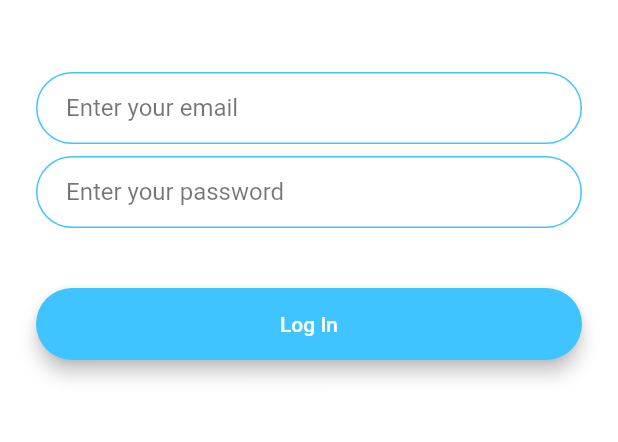
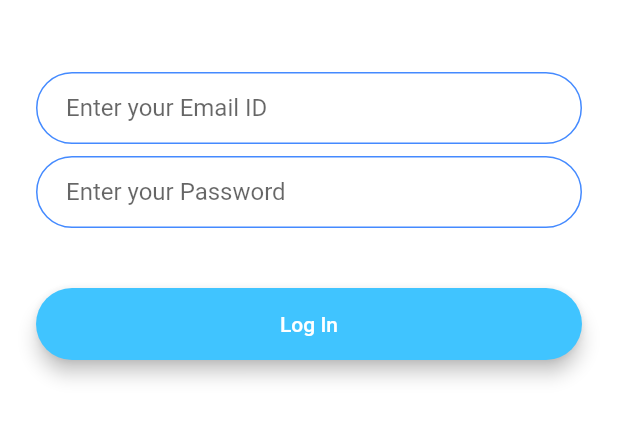
Before and after one commit to manvendrasingh09/Codes, a Flutter app: the screen it shows after launch, after a tap on "Log In", on a phone screen of 412 x 824 dp, the part 576-1018 px from its top. Run offline on Flutter 3.47's test engine with Material 2 defaults, Android fonts, the phone set to English and light mode, and no system bars; our stand-ins replace animated_text_kit, audioplayers, flutter_spinkit, font_awesome_flutter, geolocator, rflutter_alert.

Commit message:
using Android Studio

```diff
--- /dev/null
+++ b/AppDev/flash_chat/lib/components/rounded_button.dart
@@ -0,0 +1,34 @@
+import 'package:flutter/material.dart';
+
+class RoundedButton extends StatelessWidget {
+  const RoundedButton({
+    Key? key,
+    this.colour,
+    this.title,
+    required this.onPress,
+  }) : super(key: key);
+  final Color? colour;
+  final String? title;
+  final VoidCallback? onPress;
+
+  @override
+  Widget build(BuildContext context) {
+    return Padding(
+      padding: const EdgeInsets.symmetric(vertical: 16.0),
+      child: Material(
+        elevation: 5.0,
+        color: colour,
+        borderRadius: BorderRadius.circular(30.0),
+        child: MaterialButton(
+          onPressed: onPress,
+          minWidth: 200.0,
+          height: 42.0,
+          child: Text(
+            title!,
+            style: const TextStyle(color: Colors.white),
+          ),
+        ),
+      ),
+    );
+  }
+}
--- a/AppDev/flash_chat/lib/constants.dart
+++ b/AppDev/flash_chat/lib/constants.dart
@@ -17,3 +17,19 @@ const kMessageContainerDecoration = BoxDecoration(
     top: BorderSide(color: Colors.lightBlueAccent, width: 2.0),
   ),
 );
+
+const kTextFieldDecoration = InputDecoration(
+  hintText: 'Type Here',
+  contentPadding: EdgeInsets.symmetric(vertical: 10.0, horizontal: 20.0),
+  border: OutlineInputBorder(
+    borderRadius: BorderRadius.all(Radius.circular(32.0)),
+  ),
+  enabledBorder: OutlineInputBorder(
+    borderSide: BorderSide(color: Colors.blueAccent, width: 1.0),
+    borderRadius: BorderRadius.all(Radius.circular(32.0)),
+  ),
+  focusedBorder: OutlineInputBorder(
+    borderSide: BorderSide(color: Colors.blueAccent, width: 2.0),
+    borderRadius: BorderRadius.all(Radius.circular(32.0)),
+  ),
+);
--- a/AppDev/flash_chat/lib/main.dart
+++ b/AppDev/flash_chat/lib/main.dart
@@ -10,14 +10,6 @@ class FlashChat extends StatelessWidget {
   @override
   Widget build(BuildContext context) {
     return MaterialApp(
-      theme: ThemeData.dark().copyWith(
-        inputDecorationTheme: const InputDecorationTheme(
-          hintStyle: TextStyle(color: Colors.black54),
-        ),
-        textTheme: const TextTheme(
-          bodyLarge: TextStyle(color: Colors.black54),
-        ),
-      ),
       initialRoute: WelcomeScreen.id,
       routes: {
         WelcomeScreen.id: (context) => WelcomeScreen(),
--- a/AppDev/flash_chat/lib/screens/login_screen.dart
+++ b/AppDev/flash_chat/lib/screens/login_screen.dart
@@ -1,7 +1,11 @@
 import 'package:flutter/material.dart';
+import 'package:flash_chat/components/rounded_button.dart';
+import 'package:flash_chat/constants.dart';
 
 class LoginScreen extends StatefulWidget {
   static const String id = 'login';
+
+  const LoginScreen({super.key});
   @override
   _LoginScreenState createState() => _LoginScreenState();
 }
@@ -12,7 +16,7 @@ class _LoginScreenState extends State<LoginScreen> {
     return Scaffold(
       backgroundColor: Colors.white,
       body: Padding(
-        padding: EdgeInsets.symmetric(horizontal: 24.0),
+        padding: const EdgeInsets.symmetric(horizontal: 24.0),
         child: Column(
           mainAxisAlignment: MainAxisAlignment.center,
           crossAxisAlignment: CrossAxisAlignment.stretch,
@@ -24,78 +28,33 @@ class _LoginScreenState extends State<LoginScreen> {
                 child: Image.asset('images/logo.png'),
               ),
             ),
-            SizedBox(
+            const SizedBox(
               height: 48.0,
             ),
             TextField(
               onChanged: (value) {
                 //Do something with the user input.
               },
-              decoration: InputDecoration(
-                hintText: 'Enter your email',
-                contentPadding:
-                    EdgeInsets.symmetric(vertical: 10.0, horizontal: 20.0),
-                border: OutlineInputBorder(
-                  borderRadius: BorderRadius.all(Radius.circular(32.0)),
-                ),
-                enabledBorder: OutlineInputBorder(
-                  borderSide:
-                      BorderSide(color: Colors.lightBlueAccent, width: 1.0),
-                  borderRadius: BorderRadius.all(Radius.circular(32.0)),
-                ),
-                focusedBorder: OutlineInputBorder(
-                  borderSide:
-                      BorderSide(color: Colors.lightBlueAccent, width: 2.0),
-                  borderRadius: BorderRadius.all(Radius.circular(32.0)),
-                ),
-              ),
+              decoration: kTextFieldDecoration.copyWith(
+                  hintText: 'Enter your Email ID'),
             ),
-            SizedBox(
+            const SizedBox(
               height: 8.0,
             ),
             TextField(
               onChanged: (value) {
                 //Do something with the user input.
               },
-              decoration: InputDecoration(
-                hintText: 'Enter your password',
-                contentPadding:
-                    EdgeInsets.symmetric(vertical: 10.0, horizontal: 20.0),
-                border: OutlineInputBorder(
-                  borderRadius: BorderRadius.all(Radius.circular(32.0)),
-                ),
-                enabledBorder: OutlineInputBorder(
-                  borderSide:
-                      BorderSide(color: Colors.lightBlueAccent, width: 1.0),
-                  borderRadius: BorderRadius.all(Radius.circular(32.0)),
-                ),
-                focusedBorder: OutlineInputBorder(
-                  borderSide:
-                      BorderSide(color: Colors.lightBlueAccent, width: 2.0),
-                  borderRadius: BorderRadius.all(Radius.circular(32.0)),
-                ),
-              ),
+              decoration: kTextFieldDecoration.copyWith(
+                  hintText: 'Enter your Password'),
             ),
-            SizedBox(
+            const SizedBox(
               height: 24.0,
             ),
-            Padding(
-              padding: EdgeInsets.symmetric(vertical: 16.0),
-              child: Material(
-                color: Colors.lightBlueAccent,
-                borderRadius: BorderRadius.all(Radius.circular(30.0)),
-                elevation: 5.0,
-                child: MaterialButton(
-                  onPressed: () {
-                    //Implement login functionality.
-                  },
-                  minWidth: 200.0,
-                  height: 42.0,
-                  child: Text(
-                    'Log In',
-                  ),
-                ),
-              ),
+            RoundedButton(
+              title: 'Log In',
+              colour: Colors.lightBlueAccent,
+              onPress: () {},
             ),
           ],
         ),
--- a/AppDev/flash_chat/lib/screens/welcome_screen.dart
+++ b/AppDev/flash_chat/lib/screens/welcome_screen.dart
@@ -1,6 +1,8 @@
 import 'package:flutter/material.dart';
 import 'package:flash_chat/screens/login_screen.dart';
 import 'package:flash_chat/screens/registration_screen.dart';
+import 'package:animated_text_kit/animated_text_kit.dart';
+import 'package:flash_chat/components/rounded_button.dart';
 
 class WelcomeScreen extends StatefulWidget {
   static const String id = 'welcome';
@@ -20,18 +22,24 @@ class _WelcomeScreenState extends State<WelcomeScreen>
       vsync: this,
       duration: const Duration(seconds: 1),
     );
-    animation = CurvedAnimation(parent: controller, curve: Curves.decelerate);
+    animation = ColorTween(begin: Colors.blueGrey, end: Colors.white)
+        .animate(controller);
     controller.forward();
     controller.addListener(() {
       setState(() {});
-      print(animation.value);
     });
+  }
+
+  @override
+  void dispose() {
+    controller.dispose();
+    super.dispose();
   }
 
   @override
   Widget build(BuildContext context) {
     return Scaffold(
-      backgroundColor: Colors.white,
+      backgroundColor: animation.value,
       body: Padding(
         padding: EdgeInsets.symmetric(horizontal: 24.0),
         child: Column(
@@ -44,57 +52,44 @@ class _WelcomeScreenState extends State<WelcomeScreen>
                   tag: 'logo',
                   child: Container(
                     child: Image.asset('images/logo.png'),
-                    height: animation.value * 90,
+                    height: 60.0,
                   ),
                 ),
-                Text(
+                AnimatedTextKit(
+                  animatedTexts: [
+                    TypewriterAnimatedText(
                       'Flash Chat',
-                  style: TextStyle(
+                      textStyle: const TextStyle(
+                        fontSize: 45.0,
                         color: Colors.black,
-                    fontSize: 45.0,
-                    fontWeight: FontWeight.w900,
+                        fontWeight: FontWeight.bold,
                       ),
+                      speed: const Duration(milliseconds: 100),
+                    ),
+                  ],
+                  totalRepeatCount: 5,
+                  pause: const Duration(milliseconds: 1000),
+                  displayFullTextOnTap: true,
+                  stopPauseOnTap: true,
                 ),
               ],
             ),
             SizedBox(
               height: 48.0,
             ),
-            Padding(
-              padding: EdgeInsets.symmetric(vertical: 16.0),
-              child: Material(
-                elevation: 5.0,
-                color: Colors.lightBlueAccent,
-                borderRadius: BorderRadius.circular(30.0),
-                child: MaterialButton(
-                  onPressed: () {
+            RoundedButton(
+              title: 'Log In',
+              colour: Colors.lightBlueAccent,
+              onPress: () {
                 Navigator.pushNamed(context, LoginScreen.id);
               },
-                  minWidth: 200.0,
-                  height: 42.0,
-                  child: Text(
-                    'Log In',
             ),
-                ),
-              ),
-            ),
-            Padding(
-              padding: EdgeInsets.symmetric(vertical: 16.0),
-              child: Material(
-                color: Colors.blueAccent,
-                borderRadius: BorderRadius.circular(30.0),
-                elevation: 5.0,
-                child: MaterialButton(
-                  onPressed: () {
+            RoundedButton(
+              title: 'Register',
+              colour: Colors.blueAccent,
+              onPress: () {
                 Navigator.pushNamed(context, RegistrationScreen.id);
               },
-                  minWidth: 200.0,
-                  height: 42.0,
-                  child: Text(
-                    'Register',
-                  ),
-                ),
-              ),
             ),
           ],
         ),
--- a/AppDev/flash_chat/pubspec.yaml
+++ b/AppDev/flash_chat/pubspec.yaml
@@ -9,6 +9,7 @@ dependencies:
   flutter:
     sdk: flutter
   cupertino_icons: ^1.0.2
+  animated_text_kit: ^4.2.2
 
 dev_dependencies:
   flutter_test:
```
Also changed, not shown: AppDev/flash_chat/lib/screens/registration_screen.dart (+13 -53 lines), AppDev/flash_chat/pubspec.lock. Lines whose indentation alone changed are shown as unchanged.
